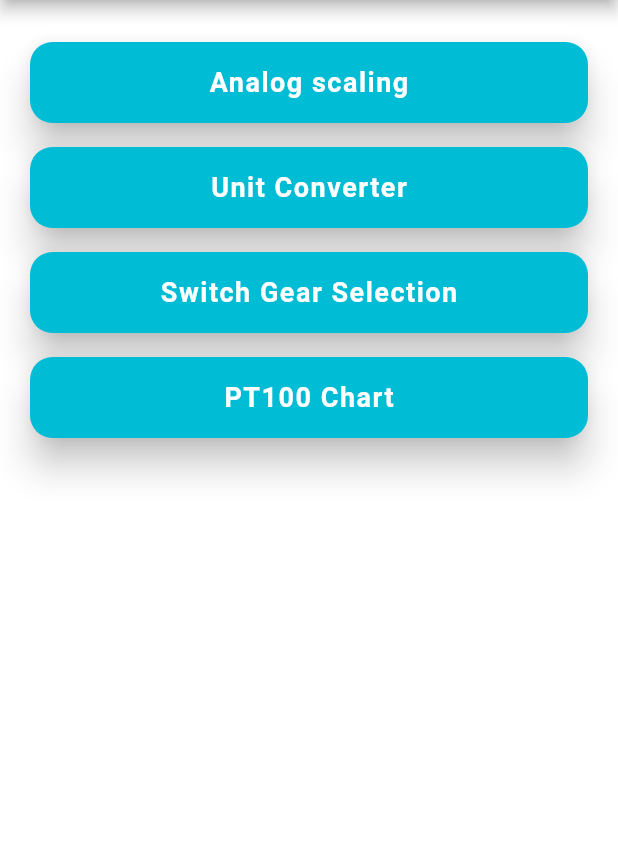
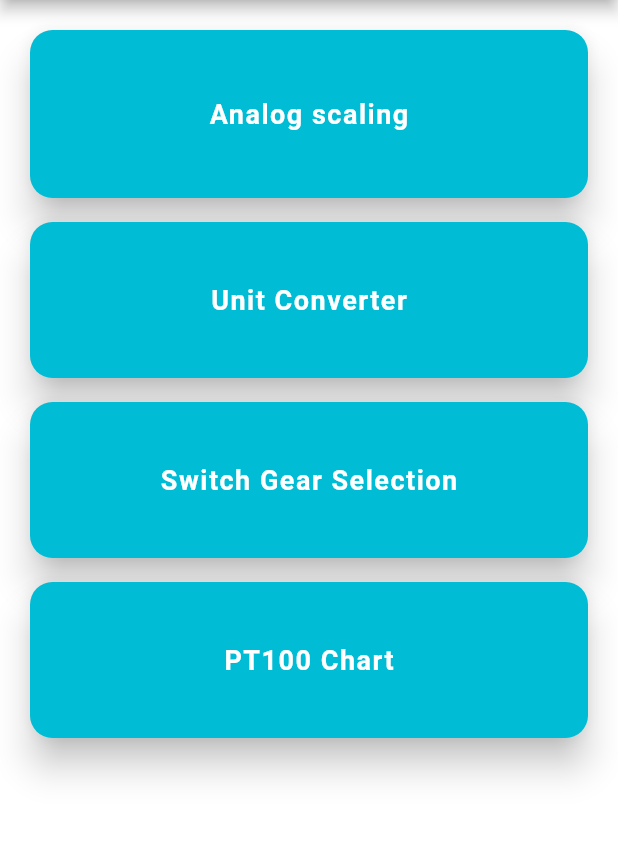
Before and after one commit to govindj6/enggtools, a Flutter app: the screen it shows after launch, on a phone screen of 412 x 824 dp, the part 84-926 px from its top. Run offline on Flutter 3.47's test engine with Material 2 defaults, Android fonts, the phone set to English and light mode, and no system bars.

Commit message:
Improvement in dashboard screen UI

```diff
--- a/lib/Dashboard.dart
+++ b/lib/Dashboard.dart
@@ -25,6 +25,7 @@ class _Dashboard extends State<Dashboard> {
           color: Colors.white,
           padding: EdgeInsets.all(16.0),
           child: Column(
+            //mainAxisAlignment: MainAxisAlignment.spaceEvenly,
             children: [
               GestureDetector(
                 onTap: () {
@@ -37,8 +38,7 @@ class _Dashboard extends State<Dashboard> {
                 },
                 child: Container(
                   width: double.infinity,
-                  height: 70,
-                  padding: EdgeInsets.only(top: 8.0),
+                  height: 120,
                   child: Card(
                     shape: RoundedRectangleBorder(
                       borderRadius: BorderRadius.circular(15.0),
@@ -69,7 +69,7 @@ class _Dashboard extends State<Dashboard> {
                 },
                 child: Container(
                   width: double.infinity,
-                  height: 70,
+                  height: 120,
                   padding: EdgeInsets.only(top: 8.0),
                   child: Card(
                     shape: RoundedRectangleBorder(
@@ -101,7 +101,7 @@ class _Dashboard extends State<Dashboard> {
                 },
                 child: Container(
                   width: double.infinity,
-                  height: 70,
+                  height: 120,
                   padding: EdgeInsets.only(top: 8.0),
                   child: Card(
                     shape: RoundedRectangleBorder(
@@ -132,7 +132,7 @@ class _Dashboard extends State<Dashboard> {
                 },
                 child: Container(
                   width: double.infinity,
-                  height: 70,
+                  height: 120,
                   padding: EdgeInsets.only(top: 8.0),
                   child: Card(
                     shape: RoundedRectangleBorder(
```
